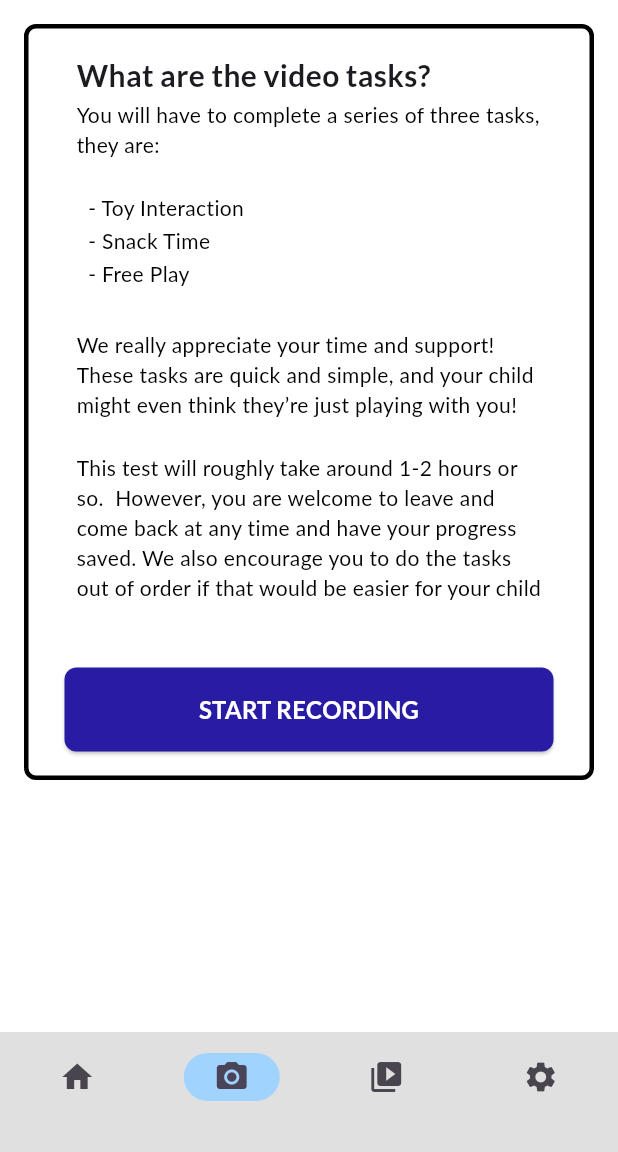
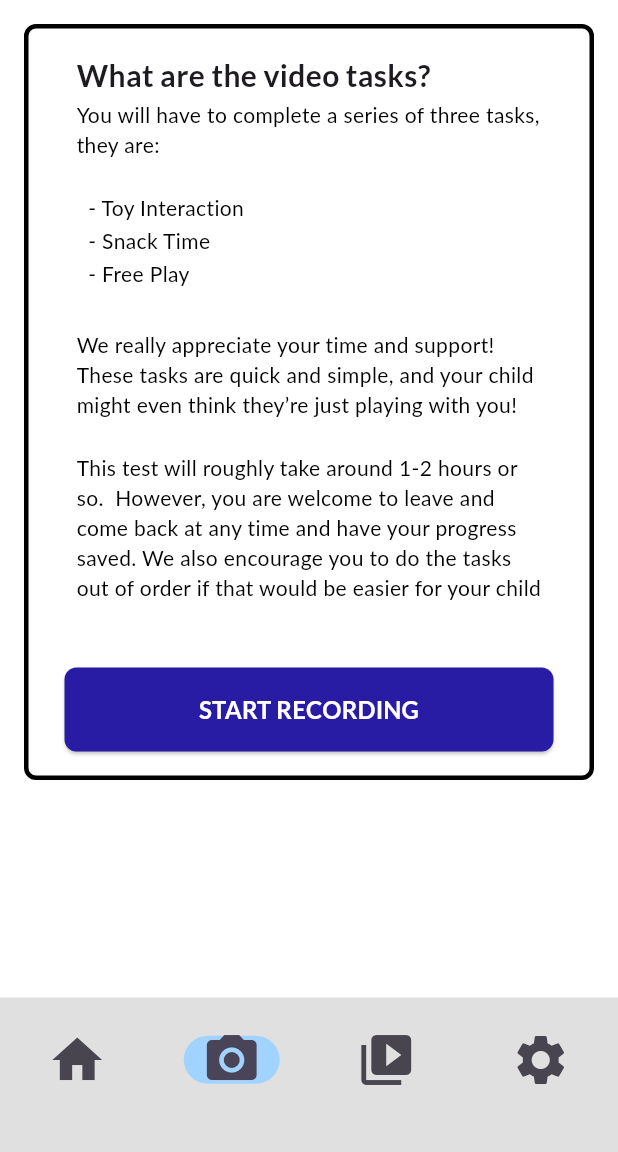
Before and after one commit to kevin200555/autism_ai_test, a Flutter app: the screen it shows after launch, item 2 of the bottom bar chosen, on a phone screen of 412 x 824 dp, the part 84-1236 px from its top. Run offline on Flutter 3.47's test engine with Material 3 defaults, Android fonts, the phone set to English and light mode, and no system bars; drawn by our look-alikes of auto_size_text; our stand-ins replace camera, firebase_core, firebase_storage, google_fonts, hive, hive_flutter and 1 more; missing offline and left inert: pdfx; accounts and stored records are empty.

Commit message:
home screen changes

```diff
--- a/lib/screens/main_menu/home_menu_screen.dart
+++ b/lib/screens/main_menu/home_menu_screen.dart
@@ -35,8 +35,8 @@ class _HomeMenuScreenState extends State<HomeMenuScreen> {
   // It has an app bar, a body with the pages, and a bottom navigation bar
   // The app bar has a title and a help button
   Widget build(BuildContext context) {
-    NavigationDestinationLabelBehavior labelBehavior =
-        NavigationDestinationLabelBehavior.alwaysShow;
+    //NavigationDestinationLabelBehavior labelBehavior =
+      //  NavigationDestinationLabelBehavior.alwaysShow;
 
     return Scaffold(
       appBar: AppBar(
@@ -50,22 +50,39 @@ class _HomeMenuScreenState extends State<HomeMenuScreen> {
         automaticallyImplyLeading: false,
       ),
       body: pages[currentPageIndex],
-      bottomNavigationBar: NavigationBar(
-        labelBehavior: labelBehavior,
+      bottomNavigationBar: SizedBox(
+        height:
+            MediaQuery.of(context).size.height *
+            0.125, // give more vertical room for bigger indicator
+        child: NavigationBar(
+          labelBehavior: NavigationDestinationLabelBehavior.alwaysShow,
           backgroundColor: ColorTheme.navigationBarBackground,
           indicatorColor: ColorTheme.primary,
           selectedIndex: currentPageIndex,
+          indicatorShape: RoundedRectangleBorder(
+            borderRadius: BorderRadius.circular(16), // pill shape
+          ),
           onDestinationSelected: (int index) {
             setState(() {
               currentPageIndex = index;
             });
           },
           destinations: const <Widget>[
-          NavigationDestination(icon: Icon(Icons.home), label: ''),
-          NavigationDestination(icon: Icon(Icons.camera_alt), label: ''),
-          NavigationDestination(icon: Icon(Icons.video_library), label: ''),
-          NavigationDestination(icon: Icon(Icons.settings), label: ''),
+            NavigationDestination(icon: Icon(Icons.home, size: 40), label: ''),
+            NavigationDestination(
+              icon: Icon(Icons.camera_alt, size: 40),
+              label: '',
+            ),
+            NavigationDestination(
+              icon: Icon(Icons.video_library, size: 40),
+              label: '',
+            ),
+            NavigationDestination(
+              icon: Icon(Icons.settings, size: 40),
+              label: '',
+            ),
           ],
+        ),
       ),
     );
   }
```
Lines whose indentation alone changed are shown as unchanged.
